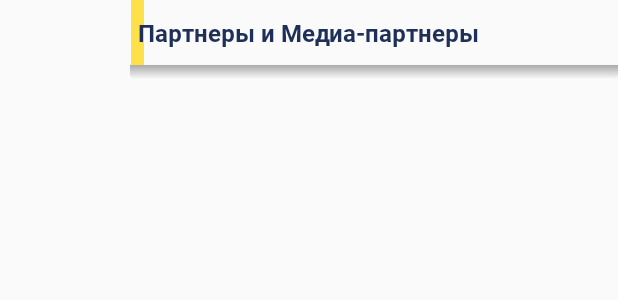
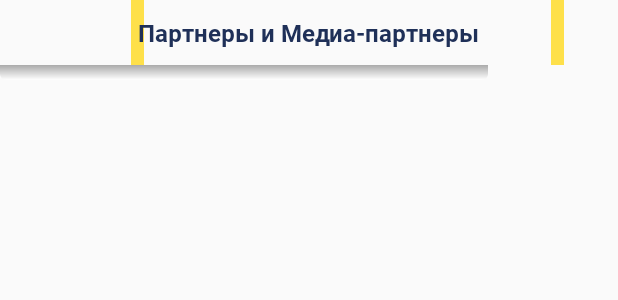
Before and after one commit to Alybaev/CareerFair, an Android app: the layout item_category.xml on its own in the app's theme, with its tools: preview values and no code run, on a phone screen of 412 x 824 dp. Shown: the top 300 px of the screen. Run offline under Robolectric (Android 15) with nearby library versions, the phone set to English and light mode, and no system bars.

```diff
--- a/app/src/main/AndroidManifest.xml
+++ b/app/src/main/AndroidManifest.xml
@@ -19,7 +19,8 @@
             </intent-filter>
         </activity>
         <activity android:name=".MainActivity" />
-        <activity android:name=".ui.MainMenuActivity.MainMenuActivity"/>
+        <activity android:name=".ui.MainMenuActivity.MainMenuActivity" android:theme="@style/NoActionBar" />
+        <activity android:name=".ui.SheduleActivity.SheduleActivtiy"></activity>
     </application>
 
 </manifest>
--- a/app/src/main/res/layout/item_category.xml
+++ b/app/src/main/res/layout/item_category.xml
@@ -1,8 +1,11 @@
 <?xml version="1.0" encoding="utf-8"?>
-<RelativeLayout xmlns:android="http://schemas.android.com/apk/res/android"
+<LinearLayout xmlns:android="http://schemas.android.com/apk/res/android"
     xmlns:tools="http://schemas.android.com/tools"
+    android:id="@+id/item_category"
+    android:orientation="vertical"
     android:layout_width="match_parent"
-    android:layout_height="wrap_content">
+    android:layout_height="wrap_content"
+    >
 
     <RelativeLayout
         android:id="@+id/category"
@@ -11,16 +14,23 @@
 
         <RelativeLayout
             android:id="@+id/frame_for_category"
-            android:layout_width="@dimen/width_of_categories"
+            android:layout_width="290dp"
             android:layout_height="match_parent"
             android:layout_alignParentEnd="true"
-            >
+            android:layout_marginEnd="35dp">
 
             <ImageView
-                android:id="@+id/yellow_line_image"
+                android:id="@+id/yellow_line_image1"
                 android:layout_width="wrap_content"
                 android:layout_height="match_parent"
-               android:layout_alignParentStart="true"
+                android:layout_alignParentStart="true"
+                android:src="@drawable/single_yellow_line" />
+
+            <ImageView
+                android:id="@+id/yellow_line_image2"
+                android:layout_width="wrap_content"
+                android:layout_height="match_parent"
+                android:layout_alignParentEnd="true"
                 android:src="@drawable/single_yellow_line" />
 
 
@@ -42,9 +52,10 @@
         android:id="@+id/shadow_view"
         android:layout_width="@dimen/width_of_categories"
         android:layout_height="10dp"
-        android:layout_below="@+id/category"
+
         android:background="@drawable/dropshadow"
-        android:layout_alignParentEnd="true"/>
+
+    />
 
 
-</RelativeLayout>
+</LinearLayout>
--- a/app/src/main/res/values/dimens.xml
+++ b/app/src/main/res/values/dimens.xml
@@ -2,4 +2,5 @@
 <resources>
     <dimen name="height_of_categories">43dp</dimen>
     <dimen name="width_of_categories">325dp</dimen>
+    <dimen name="margin_top_for_item_in_schedule">3dp</dimen>
 </resources>
--- a/app/src/main/res/values/strings.xml
+++ b/app/src/main/res/values/strings.xml
@@ -13,6 +13,10 @@
     <string name="main_menu_title">Главное меню</string>
     <string name="about_career_fair_text"><![CDATA[ <b><font color=#ffffff>О</b><b><font color=#FEE04A> Ярмарке Вакансий</b>
 ]]> </string>
+    <string name="time_title">Время</string>
+    <string name="theme_title">Тема</string>
+    <string name="speaker_title">Спикер</string>
+    <string name="place_title">Место</string>
     <string-array name="categories_name">
         <item>Расписание</item>
         <item>Карта</item>
```
Also changed, not shown: app/src/main/java/kg/neobis/careerfair/ui/MainMenuActivity/MainMenuAdapter.kt (+22 -16 lines), app/src/main/java/kg/neobis/careerfair/ui/SheduleActivity/SheduleActivtiy.kt (added, +13 -0 lines), app/src/main/res/drawable/yellow_line_long.xml (added, +24 -0 lines), app/src/main/res/layout/activity_shedule_activtiy.xml (added, +49 -0 lines), app/src/main/res/layout/item_shedule.xml (added, +48 -0 lines), app/src/main/res/values/styles.xml (+14 -0 lines), app/src/main/res/drawable/logo2.png (added).
